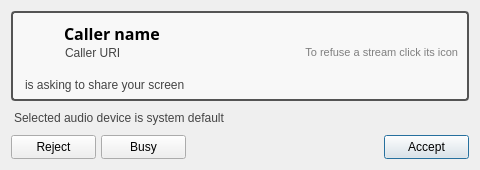
pol51/blink-qt, file resources/incoming_dialog.ui: the form before one commit.
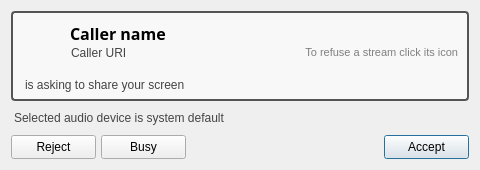
The form after the commit. Icons and pictures are not drawn. Custom widgets are drawn as their Qt base class.

Commit message:
Removed unnecessary layout elements
Ignore-this: fbbaf960f65964d9894f28e03ade9703

darcs-hash:20140320130237-b22ec-29d8bf97209f748e8b87a2cd0987c8f60b59467a

Diff of the .ui file:
```diff
--- a/resources/incoming_dialog.ui
+++ b/resources/incoming_dialog.ui
@@ -63,82 +63,161 @@
       <property name="verticalSpacing">
        <number>0</number>
       </property>
-      <item row="0" column="0" rowspan="2">
-       <layout class="QVBoxLayout" name="user_icon_layout">
-        <property name="spacing">
-         <number>0</number>
-        </property>
-        <item>
-         <widget class="QLabel" name="user_icon">
-          <property name="minimumSize">
-           <size>
-            <width>36</width>
-            <height>36</height>
-           </size>
-          </property>
-          <property name="maximumSize">
-           <size>
-            <width>36</width>
-            <height>36</height>
-           </size>
-          </property>
-          <property name="pixmap">
-           <pixmap>icons/default-avatar.png</pixmap>
-          </property>
-          <property name="alignment">
-           <set>Qt::AlignCenter</set>
-          </property>
-         </widget>
-        </item>
-        <item>
-         <spacer name="user_icon_spacer">
-          <property name="orientation">
-           <enum>Qt::Vertical</enum>
-          </property>
-          <property name="sizeType">
-           <enum>QSizePolicy::Minimum</enum>
-          </property>
-          <property name="sizeHint" stdset="0">
-           <size>
-            <width>0</width>
-            <height>0</height>
-           </size>
-          </property>
-         </spacer>
-        </item>
-       </layout>
-      </item>
-      <item row="0" column="1">
-       <widget class="QLabel" name="username_label">
+      <item row="1" column="2">
+       <widget class="QLabel" name="uri_label">
         <property name="sizePolicy">
          <sizepolicy hsizetype="Expanding" vsizetype="Fixed">
           <horstretch>0</horstretch>
           <verstretch>0</verstretch>
          </sizepolicy>
         </property>
-        <property name="minimumSize">
-         <size>
-          <width>0</width>
-          <height>26</height>
-         </size>
+        <property name="palette">
+         <palette>
+          <active>
+           <colorrole role="WindowText">
+            <brush brushstyle="SolidPattern">
+             <color alpha="255">
+              <red>68</red>
+              <green>68</green>
+              <blue>68</blue>
+             </color>
+            </brush>
+           </colorrole>
+           <colorrole role="Text">
+            <brush brushstyle="SolidPattern">
+             <color alpha="255">
+              <red>68</red>
+              <green>68</green>
+              <blue>68</blue>
+             </color>
+            </brush>
+           </colorrole>
+          </active>
+          <inactive>
+           <colorrole role="WindowText">
+            <brush brushstyle="SolidPattern">
+             <color alpha="255">
+              <red>68</red>
+              <green>68</green>
+              <blue>68</blue>
+             </color>
+            </brush>
+           </colorrole>
+           <colorrole role="Text">
+            <brush brushstyle="SolidPattern">
+             <color alpha="255">
+              <red>68</red>
+              <green>68</green>
+              <blue>68</blue>
+             </color>
+            </brush>
+           </colorrole>
+          </inactive>
+          <disabled>
+           <colorrole role="WindowText">
+            <brush brushstyle="SolidPattern">
+             <color alpha="255">
+              <red>118</red>
+              <green>118</green>
+              <blue>117</blue>
+             </color>
+            </brush>
+           </colorrole>
+           <colorrole role="Text">
+            <brush brushstyle="SolidPattern">
+             <color alpha="255">
+              <red>118</red>
+              <green>118</green>
+              <blue>117</blue>
+             </color>
+            </brush>
+           </colorrole>
+          </disabled>
+         </palette>
         </property>
-        <property name="font">
-         <font>
-          <family>Sans Serif</family>
-          <pointsize>12</pointsize>
-          <weight>75</weight>
-          <bold>true</bold>
-         </font>
+        <property name="text">
+         <string>Caller URI</string>
         </property>
+        <property name="indent">
+         <number>1</number>
+        </property>
+       </widget>
+      </item>
+      <item row="3" column="0" colspan="4">
+       <widget class="QLabel" name="screensharing_label">
+        <property name="palette">
+         <palette>
+          <active>
+           <colorrole role="WindowText">
+            <brush brushstyle="SolidPattern">
+             <color alpha="255">
+              <red>68</red>
+              <green>68</green>
+              <blue>68</blue>
+             </color>
+            </brush>
+           </colorrole>
+           <colorrole role="Text">
+            <brush brushstyle="SolidPattern">
+             <color alpha="255">
+              <red>68</red>
+              <green>68</green>
+              <blue>68</blue>
+             </color>
+            </brush>
+           </colorrole>
+          </active>
+          <inactive>
+           <colorrole role="WindowText">
+            <brush brushstyle="SolidPattern">
+             <color alpha="255">
+              <red>68</red>
+              <green>68</green>
+              <blue>68</blue>
+             </color>
+            </brush>
+           </colorrole>
+           <colorrole role="Text">
+            <brush brushstyle="SolidPattern">
+             <color alpha="255">
+              <red>68</red>
+              <green>68</green>
+              <blue>68</blue>
+             </color>
+            </brush>
+           </colorrole>
+          </inactive>
+          <disabled>
+           <colorrole role="WindowText">
+            <brush brushstyle="SolidPattern">
+             <color alpha="255">
+              <red>118</red>
+              <green>118</green>
+              <blue>117</blue>
+             </color>
+            </brush>
+           </colorrole>
+           <colorrole role="Text">
+            <brush brushstyle="SolidPattern">
+             <color alpha="255">
+              <red>118</red>
+              <green>118</green>
+              <blue>117</blue>
+             </color>
+            </brush>
+           </colorrole>
+          </disabled>
+         </palette>
+        </property>
         <property name="text">
-         <string>Caller name</string>
+         <string extracomment="is offering to share his screen">is asking to share your screen</string>
         </property>
-        <property name="alignment">
-         <set>Qt::AlignLeading|Qt::AlignLeft|Qt::AlignVCenter</set>
+        <property name="indent">
+         <number>3</number>
         </property>
        </widget>
       </item>
-      <item row="0" column="2">
+      <item row="0" column="3">
        <layout class="QHBoxLayout" name="stream_icon_layout">
         <property name="spacing">
          <number>2</number>
@@ -321,87 +400,7 @@
         </item>
        </layout>
       </item>
-      <item row="1" column="1">
-       <widget class="QLabel" name="uri_label">
-        <property name="sizePolicy">
-         <sizepolicy hsizetype="Expanding" vsizetype="Fixed">
-          <horstretch>0</horstretch>
-          <verstretch>0</verstretch>
-         </sizepolicy>
-        </property>
-        <property name="palette">
-         <palette>
-          <active>
-           <colorrole role="WindowText">
-            <brush brushstyle="SolidPattern">
-             <color alpha="255">
-              <red>68</red>
-              <green>68</green>
-              <blue>68</blue>
-             </color>
-            </brush>
-           </colorrole>
-           <colorrole role="Text">
-            <brush brushstyle="SolidPattern">
-             <color alpha="255">
-              <red>68</red>
-              <green>68</green>
-              <blue>68</blue>
-             </color>
-            </brush>
-           </colorrole>
-          </active>
-          <inactive>
-           <colorrole role="WindowText">
-            <brush brushstyle="SolidPattern">
-             <color alpha="255">
-              <red>68</red>
-              <green>68</green>
-              <blue>68</blue>
-             </color>
-            </brush>
-           </colorrole>
-           <colorrole role="Text">
-            <brush brushstyle="SolidPattern">
-             <color alpha="255">
-              <red>68</red>
-              <green>68</green>
-              <blue>68</blue>
-             </color>
-            </brush>
-           </colorrole>
-          </inactive>
-          <disabled>
-           <colorrole role="WindowText">
-            <brush brushstyle="SolidPattern">
-             <color alpha="255">
-              <red>118</red>
-              <green>118</green>
-              <blue>117</blue>
-             </color>
-            </brush>
-           </colorrole>
-           <colorrole role="Text">
-            <brush brushstyle="SolidPattern">
-             <color alpha="255">
-              <red>118</red>
-              <green>118</green>
-              <blue>117</blue>
-             </color>
-            </brush>
-           </colorrole>
-          </disabled>
-         </palette>
-        </property>
-        <property name="text">
-         <string>Caller URI</string>
-        </property>
-        <property name="indent">
-         <number>1</number>
-        </property>
-       </widget>
-      </item>
-      <item row="1" column="2">
+      <item row="1" column="3">
        <widget class="QLabel" name="note_label">
         <property name="sizePolicy">
          <sizepolicy hsizetype="Minimum" vsizetype="Fixed">
@@ -459,7 +458,7 @@
         </property>
        </widget>
       </item>
-      <item row="2" column="0" colspan="3">
+      <item row="2" column="0" colspan="4">
        <spacer name="frame_spacer">
         <property name="orientation">
          <enum>Qt::Vertical</enum>
@@ -472,77 +471,55 @@
         </property>
        </spacer>
       </item>
-      <item row="3" column="0" colspan="3">
-       <widget class="QLabel" name="screensharing_label">
-        <property name="palette">
-         <palette>
-          <active>
-           <colorrole role="WindowText">
-            <brush brushstyle="SolidPattern">
-             <color alpha="255">
-              <red>68</red>
-              <green>68</green>
-              <blue>68</blue>
-             </color>
-            </brush>
-           </colorrole>
-           <colorrole role="Text">
-            <brush brushstyle="SolidPattern">
-             <color alpha="255">
-              <red>68</red>
-              <green>68</green>
-              <blue>68</blue>
-             </color>
-            </brush>
-           </colorrole>
-          </active>
-          <inactive>
-           <colorrole role="WindowText">
-            <brush brushstyle="SolidPattern">
-             <color alpha="255">
-              <red>68</red>
-              <green>68</green>
-              <blue>68</blue>
-             </color>
-            </brush>
-           </colorrole>
-           <colorrole role="Text">
-            <brush brushstyle="SolidPattern">
-             <color alpha="255">
-              <red>68</red>
-              <green>68</green>
-              <blue>68</blue>
-             </color>
-            </brush>
-           </colorrole>
-          </inactive>
-          <disabled>
-           <colorrole role="WindowText">
-            <brush brushstyle="SolidPattern">
-             <color alpha="255">
-              <red>118</red>
-              <green>118</green>
-              <blue>117</blue>
-             </color>
-            </brush>
-           </colorrole>
-           <colorrole role="Text">
-            <brush brushstyle="SolidPattern">
-             <color alpha="255">
-              <red>118</red>
-              <green>118</green>
-              <blue>117</blue>
-             </color>
-            </brush>
-           </colorrole>
-          </disabled>
-         </palette>
+      <item row="0" column="2">
+       <widget class="QLabel" name="username_label">
+        <property name="sizePolicy">
+         <sizepolicy hsizetype="Expanding" vsizetype="Fixed">
+          <horstretch>0</horstretch>
+          <verstretch>0</verstretch>
+         </sizepolicy>
+        </property>
+        <property name="minimumSize">
+         <size>
+          <width>0</width>
+          <height>26</height>
+         </size>
+        </property>
+        <property name="font">
+         <font>
+          <family>Sans Serif</family>
+          <pointsize>12</pointsize>
+          <weight>75</weight>
+          <bold>true</bold>
+         </font>
         </property>
         <property name="text">
-         <string extracomment="is offering to share his screen">is asking to share your screen</string>
+         <string>Caller name</string>
         </property>
-        <property name="indent">
-         <number>3</number>
+        <property name="alignment">
+         <set>Qt::AlignLeading|Qt::AlignLeft|Qt::AlignVCenter</set>
+        </property>
+       </widget>
+      </item>
+      <item row="0" column="1" rowspan="2">
+       <widget class="QLabel" name="user_icon">
+        <property name="minimumSize">
+         <size>
+          <width>36</width>
+          <height>36</height>
+         </size>
+        </property>
+        <property name="maximumSize">
+         <size>
+          <width>36</width>
+          <height>36</height>
+         </size>
+        </property>
+        <property name="pixmap">
+         <pixmap>icons/default-avatar.png</pixmap>
+        </property>
+        <property name="alignment">
+         <set>Qt::AlignCenter</set>
         </property>
        </widget>
       </item>
```
